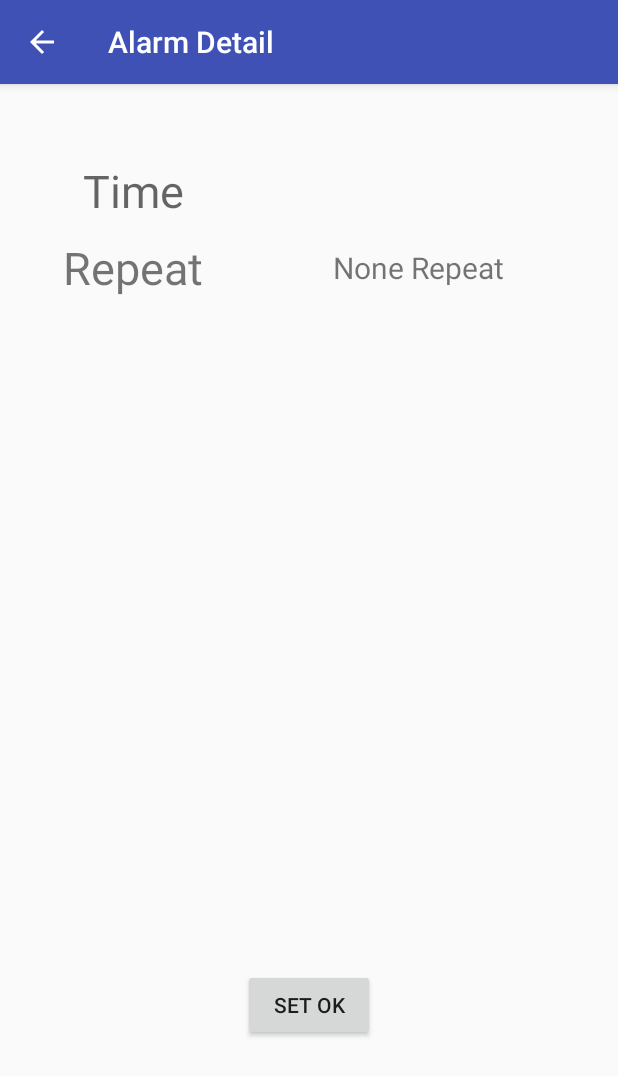
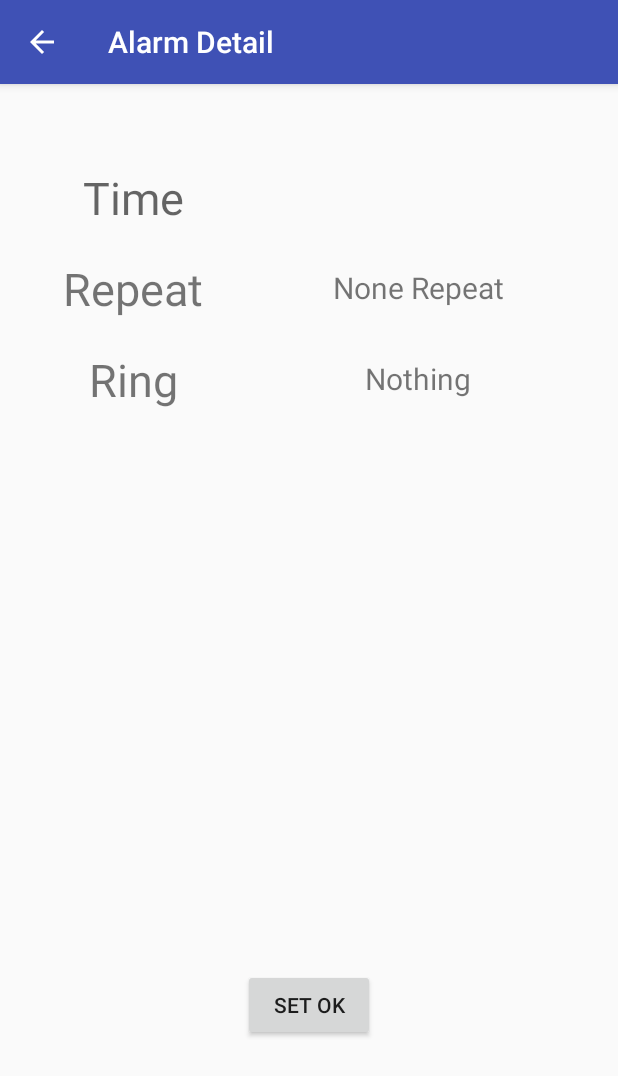
Before and after one commit to edinhon/SleepingAlarm, an Android app: the NewAlarmActivity screen opened directly, with no data from a screen before it, on a phone screen of 412 x 824 dp. Shown: the top 1076 px of the screen. Run offline under Robolectric (Android 15) with nearby library versions, the phone set to English and light mode, and no system bars; 7 statements that could not run were skipped.

Commit message:
Let can enter choose ring activity, implement back to previous but not go to next

```diff
--- a/app/src/main/java/com/example/nthucs/sleepingalarm/NewAlarmActivity.java
+++ b/app/src/main/java/com/example/nthucs/sleepingalarm/NewAlarmActivity.java
@@ -17,6 +17,7 @@ public class NewAlarmActivity extends AppCompatActivity {
     String showTimeText;
     TextView timeBeSet;
     TextView repeatBeSet;
+    TextView ringBeSet;
 
     @Override
     protected void onCreate(Bundle savedInstanceState) {
@@ -48,6 +49,7 @@ public class NewAlarmActivity extends AppCompatActivity {
         }
         if(temp != "")repeatBeSet.setText(temp);
         else repeatBeSet.setText("None Repeat");
+        ringBeSet = (TextView)findViewById(R.id.textRing);
 
         //Let click text to change alarm time.
         final TimePickerDialog timePickerDialog = new TimePickerDialog(this, new TimePickerDialog.OnTimeSetListener() {
@@ -93,6 +95,17 @@ public class NewAlarmActivity extends AppCompatActivity {
 
                 goToSetRepeat.setClass(NewAlarmActivity.this, SetRepeatActivity.class);
                 NewAlarmActivity.this.startActivityForResult(goToSetRepeat, 0);
+            }
+        });
+
+        //Let click text to change rings.
+        ringBeSet.setOnClickListener(new View.OnClickListener() {
+            @Override
+            public void onClick(View v) {
+                Intent goToSetRings = new Intent();
+
+                goToSetRings.setClass(NewAlarmActivity.this, MusicChooseActivity.class);
+                NewAlarmActivity.this.startActivity(goToSetRings);
             }
         });
 
--- a/app/src/main/res/layout/activity_new_alarm.xml
+++ b/app/src/main/res/layout/activity_new_alarm.xml
@@ -21,8 +21,8 @@
         android:layout_alignParentTop="true"
         android:layout_alignParentStart="true"
         android:layout_toStartOf="@+id/OKbutton1"
-        android:paddingTop="5dp"
-        android:paddingBottom="5dp" />
+        android:paddingTop="10dp"
+        android:paddingBottom="10dp" />
 
     <Button
         android:layout_width="wrap_content"
@@ -43,7 +43,7 @@
         android:layout_above="@+id/titleRepeat"
         android:textSize="20dp"
         android:textAlignment="center"
-        android:paddingTop="12dp" />
+        android:paddingTop="16dp" />
 
     <TextView
         android:layout_width="wrap_content"
@@ -55,8 +55,8 @@
         android:layout_below="@+id/titleTime"
         android:layout_alignParentStart="true"
         android:layout_toStartOf="@+id/textTime"
-        android:paddingTop="5dp"
-        android:paddingBottom="5dp" />
+        android:paddingTop="10dp"
+        android:paddingBottom="10dp" />
 
     <TextView
         android:layout_width="wrap_content"
@@ -69,6 +69,32 @@
         android:layout_alignParentEnd="true"
         android:layout_alignBottom="@+id/titleRepeat"
         android:layout_toEndOf="@+id/titleRepeat"
-        android:paddingTop="12dp" />
+        android:paddingTop="16dp" />
+
+    <TextView
+        android:layout_width="wrap_content"
+        android:layout_height="wrap_content"
+        android:text="Ring"
+        android:id="@+id/titleRing"
+        android:paddingTop="10dp"
+        android:paddingBottom="10dp"
+        android:textSize="30dp"
+        android:textAlignment="center"
+        android:layout_below="@+id/titleRepeat"
+        android:layout_alignParentStart="true"
+        android:layout_toStartOf="@+id/textRepeat" />
+
+    <TextView
+        android:layout_width="wrap_content"
+        android:layout_height="wrap_content"
+        android:id="@+id/textRing"
+        android:layout_below="@+id/textRepeat"
+        android:layout_alignParentEnd="true"
+        android:layout_toEndOf="@+id/titleRepeat"
+        android:layout_alignBottom="@+id/titleRing"
+        android:textSize="20dp"
+        android:paddingTop="16dp"
+        android:text="Nothing"
+        android:textAlignment="center" />
 
 </RelativeLayout>
```
Also changed, not shown: app/src/main/AndroidManifest.xml (+5 -3 lines), app/src/main/java/com/example/nthucs/sleepingalarm/MusicChooseActivity.java (added, +109 -0 lines), app/src/main/res/layout/activity_music_choose.xml (added, +18 -0 lines).
